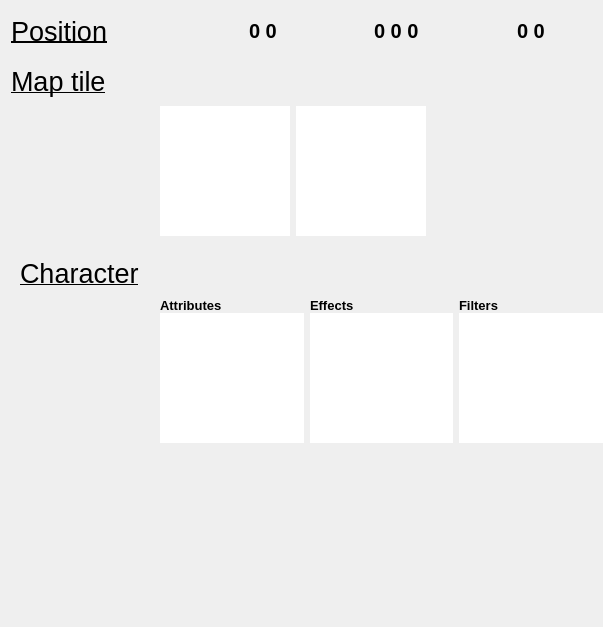
First picture: the form in OrodaelTurrim/res/ui/mapInfoWidget.ui, repository Wilson194/OrodaelTurrim, before the edit.
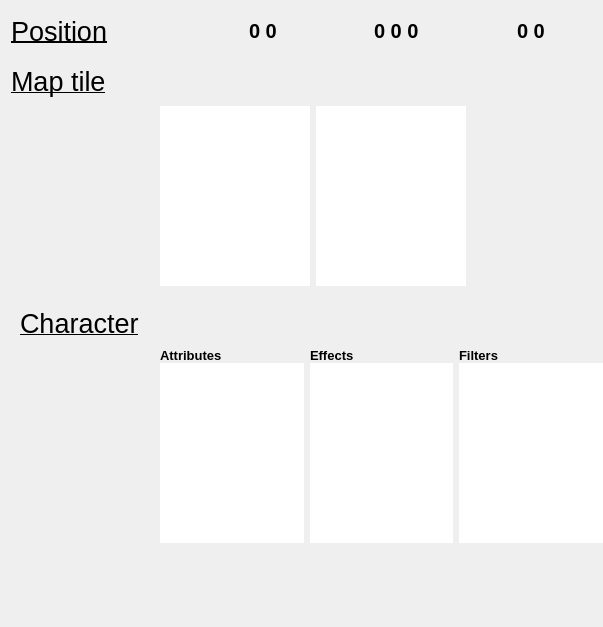
Second picture: the form after the edit.

Patch:
```diff
--- a/OrodaelTurrim/res/ui/mapInfoWidget.ui
+++ b/OrodaelTurrim/res/ui/mapInfoWidget.ui
@@ -517,8 +517,8 @@
         </property>
         <property name="maximumSize">
          <size>
-          <width>130</width>
-          <height>130</height>
+          <width>150</width>
+          <height>180</height>
          </size>
         </property>
         <property name="frameShape">
@@ -548,8 +548,8 @@
         </property>
         <property name="maximumSize">
          <size>
-          <width>130</width>
-          <height>130</height>
+          <width>150</width>
+          <height>180</height>
          </size>
         </property>
         <property name="frameShape">
@@ -662,7 +662,7 @@
         <property name="maximumSize">
          <size>
           <width>16777215</width>
-          <height>130</height>
+          <height>180</height>
          </size>
         </property>
         <property name="frameShape">
@@ -690,7 +690,7 @@
         <property name="maximumSize">
          <size>
           <width>16777215</width>
-          <height>130</height>
+          <height>180</height>
          </size>
         </property>
         <property name="frameShape">
@@ -715,7 +715,7 @@
         <property name="maximumSize">
          <size>
           <width>16777215</width>
-          <height>130</height>
+          <height>180</height>
          </size>
         </property>
         <property name="frameShape">
```
